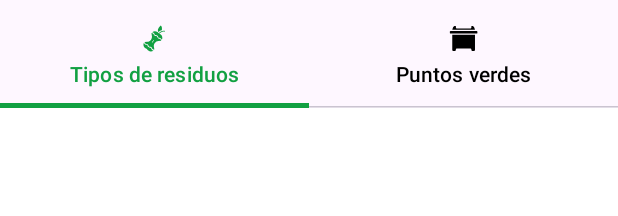
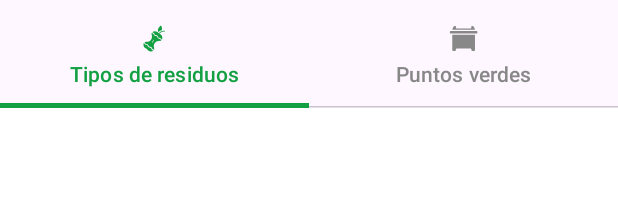
Before and after one commit to ahuamana/EcoDay, an Android app built with Jetpack Compose: the @Preview function GuideScreenPrev, on a phone screen of 412 x 824 dp. Shown: the top 216 px of the screen. Run offline under Robolectric (Android 15) with nearby library versions, the phone set to English and light mode, and no system bars.

Commit message:
if applied this will change the color from the tab menus

```diff
--- a/app/src/main/java/com/ahuaman/ecoday/screens/composables/CustomTabBarWithIconAndText.kt
+++ b/app/src/main/java/com/ahuaman/ecoday/screens/composables/CustomTabBarWithIconAndText.kt
@@ -86,8 +86,8 @@ fun TabRow() {
                 Tab(
                     selected = index == selectedTabIndex,
                     onClick = { selectedTabIndex = index },
-                    text = { Text(text = tabItem.title, color = if(isSelected) colorResource(id = R.color.green_primary) else Color.Black) },
-                    icon = { Icon( painter = resource, contentDescription = tabItem.title, tint = if(isSelected) colorResource(id = R.color.green_primary) else Color.Black) }
+                    text = { Text(text = tabItem.title, color = if(isSelected) colorResource(id = R.color.green_primary) else Color.Gray) },
+                    icon = { Icon( painter = resource, contentDescription = tabItem.title, tint = if(isSelected) colorResource(id = R.color.green_primary) else Color.Gray) }
                 )
             }
         }
```
